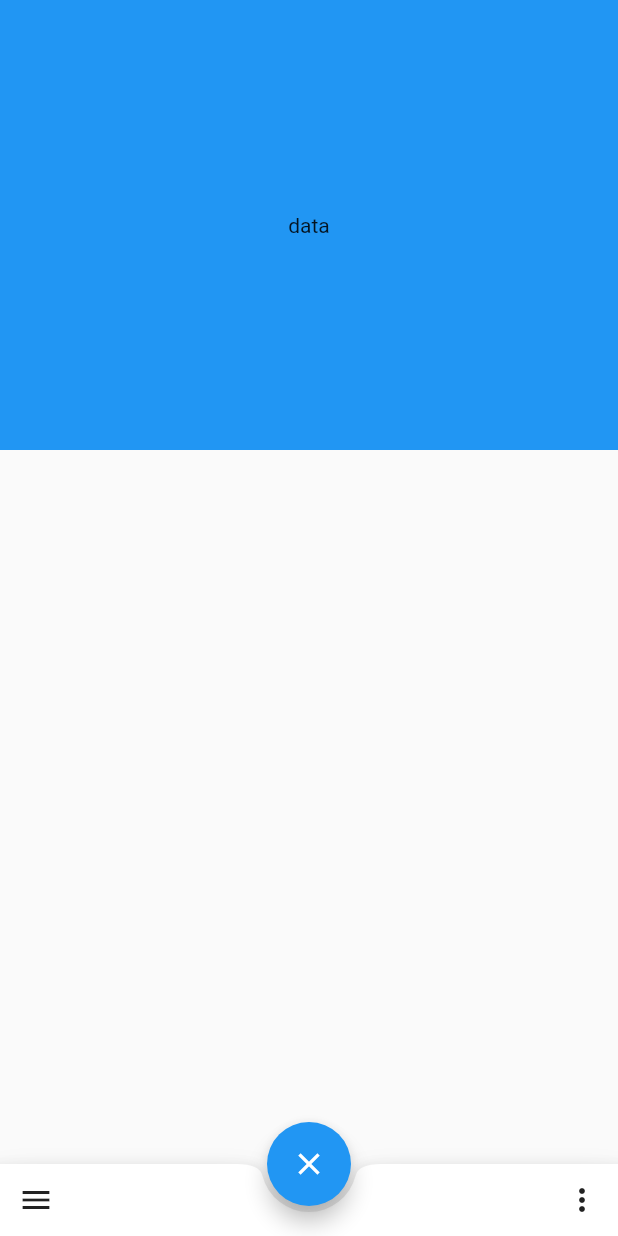
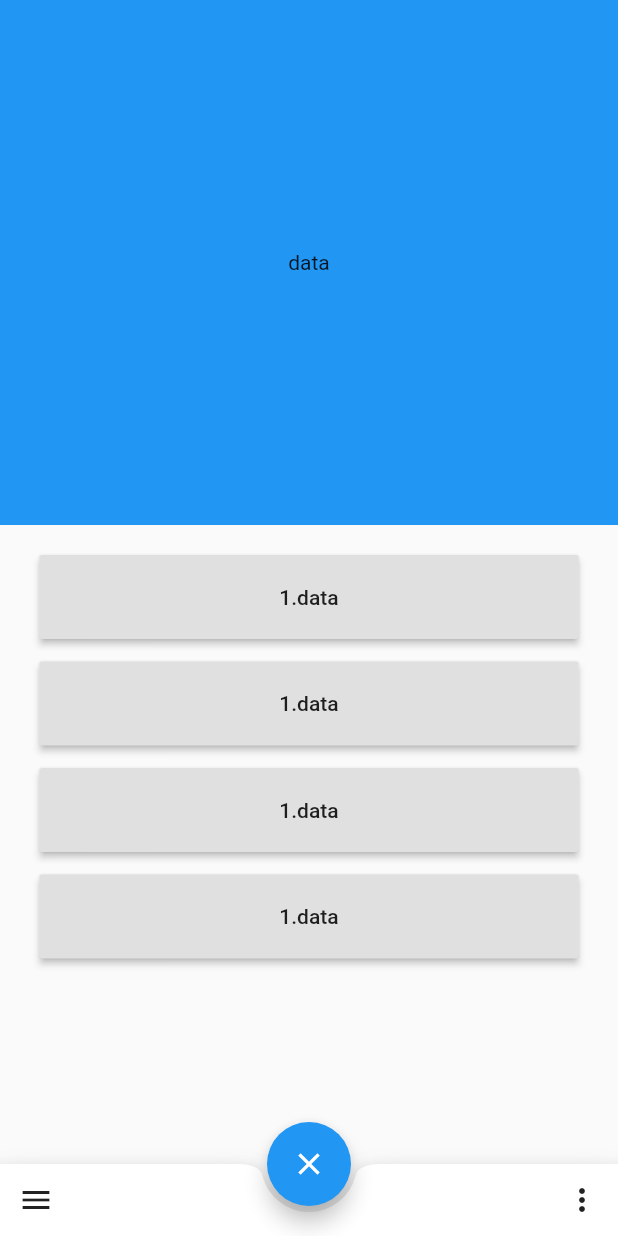
Before and after one commit to kubilaycakmak/soru_bank, a Flutter app: the screen it shows after launch, after a tap on an icon or button, on a phone screen of 412 x 824 dp. Run offline on Flutter 3.47's test engine with Material 2 defaults, Android fonts, the phone set to English and light mode, and no system bars.

Commit message:
4-5-6 inch dynamic complete

```diff
--- a/lib/main.dart
+++ b/lib/main.dart
@@ -1,6 +1,7 @@
 import 'package:flutter/material.dart';
 import 'package:soru_bank/CardItemModel.dart';
 import 'screens/QuestionScreen.dart';
+import 'package:flutter/services.dart';
 
 void main() => runApp(SoruBank());
 
@@ -55,7 +56,7 @@ class HomePageState extends State<HomePage> with TickerProviderStateMixin {
   @override
   Widget build(BuildContext context) {
     var media = MediaQuery.of(context).size;
-
+    SystemChrome.setEnabledSystemUIOverlays([]);
     return Scaffold(
       backgroundColor: currentColor,
       appBar: AppBar(
@@ -137,8 +138,19 @@ class HomePageState extends State<HomePage> with TickerProviderStateMixin {
                     style: TextStyle(color: Colors.white, fontSize: 17.0),
                   ),
                 ),
-                media.width < 350
-                    ? Container(
+                Container(child: _buildChild(context),)
+              ],
+            ),
+          ],
+        ),
+      ),
+      drawer: Drawer(),
+    );
+  }
+
+  Widget _buildChild(context) {
+    if (MediaQuery.of(context).size.width < 350) {
+      return Container(
         height: MediaQuery.of(context).size.height * 0.4,
         child: ListView.builder(
           physics: NeverScrollableScrollPhysics(),
@@ -152,18 +164,15 @@ class HomePageState extends State<HomePage> with TickerProviderStateMixin {
                 child: Card(
                   elevation: 2.0,
                   child: Container(
-                                    width: 280.0,
+                    width: 250.0,
                     child: Column(
-                                      crossAxisAlignment:
-                                          CrossAxisAlignment.center,
-                                      mainAxisAlignment:
-                                          MainAxisAlignment.spaceBetween,
+                      crossAxisAlignment: CrossAxisAlignment.center,
+                      mainAxisAlignment: MainAxisAlignment.spaceBetween,
                       children: <Widget>[
                         Padding(
                           padding: EdgeInsets.all(8.0),
                           child: Row(
-                                            mainAxisAlignment:
-                                                MainAxisAlignment.spaceBetween,
+                            mainAxisAlignment: MainAxisAlignment.spaceBetween,
                             children: <Widget>[
                               Icon(
                                 cardsList[position].icon,
@@ -179,24 +188,20 @@ class HomePageState extends State<HomePage> with TickerProviderStateMixin {
                         Padding(
                           padding: EdgeInsets.all(10.0),
                           child: Column(
-                                            crossAxisAlignment:
-                                                CrossAxisAlignment.start,
+                            crossAxisAlignment: CrossAxisAlignment.start,
                             children: <Widget>[
                               Padding(
                                 padding: EdgeInsets.symmetric(
-                                                    horizontal: 10.0,
-                                                    vertical: 4.0),
+                                    horizontal: 10.0, vertical: 4.0),
                                 child: Text(
                                   "${cardsList[position].tasksRemaining} Sorular",
-                                                  style: TextStyle(
-                                                      color: Colors.grey),
+                                  style: TextStyle(color: Colors.grey),
                                 ),
                               ),
                               Padding(
                                 padding: EdgeInsets.all(10.0),
                                 child: LinearProgressIndicator(
-                                                  value: cardsList[position]
-                                                      .taskCompletion,
+                                  value: cardsList[position].taskCompletion,
                                 ),
                               ),
                             ],
@@ -206,41 +211,34 @@ class HomePageState extends State<HomePage> with TickerProviderStateMixin {
                     ),
                   ),
                   shape: RoundedRectangleBorder(
-                                      borderRadius:
-                                          BorderRadius.circular(12.0)),
+                      borderRadius: BorderRadius.circular(12.0)),
                 ),
               ),
               onHorizontalDragEnd: (details) {
                 animationController = AnimationController(
-                                    vsync: this,
-                                    duration: Duration(milliseconds: 20));
+                    vsync: this, duration: Duration(milliseconds: 20));
                 curvedAnimation = CurvedAnimation(
-                                    parent: animationController,
-                                    curve: Curves.fastOutSlowIn);
+                    parent: animationController, curve: Curves.fastOutSlowIn);
                 animationController.addListener(() {
                   setState(() {
-                                    currentColor =
-                                        colorTween.evaluate(curvedAnimation);
+                    currentColor = colorTween.evaluate(curvedAnimation);
                   });
                 });
                 if (details.velocity.pixelsPerSecond.dx > 0) {
                   if (cardIndex > 0) {
                     cardIndex--;
                     colorTween = ColorTween(
-                                        begin: currentColor,
-                                        end: appColors[cardIndex]);
+                        begin: currentColor, end: appColors[cardIndex]);
                   }
                 } else {
                   if (cardIndex < 2) {
                     cardIndex++;
                     colorTween = ColorTween(
-                                        begin: currentColor,
-                                        end: appColors[cardIndex]);
+                        begin: currentColor, end: appColors[cardIndex]);
                   }
                 }
                 setState(() {
-                                  scrollController.animateTo(
-                                      (cardIndex) * 256.0,
+                  scrollController.animateTo((cardIndex) * 256.0,
                       duration: Duration(milliseconds: 500),
                       curve: Curves.fastOutSlowIn);
                 });
@@ -253,8 +251,10 @@ class HomePageState extends State<HomePage> with TickerProviderStateMixin {
             );
           },
         ),
-                      )
-                    : Container(
+      );
+    } else if (MediaQuery.of(context).size.width > 350 &&
+        MediaQuery.of(context).size.width < 400) {
+      return Container(
         height: MediaQuery.of(context).size.height * 0.55,
         child: ListView.builder(
           physics: NeverScrollableScrollPhysics(),
@@ -270,16 +270,13 @@ class HomePageState extends State<HomePage> with TickerProviderStateMixin {
                   child: Container(
                     width: 280.0,
                     child: Column(
-                                      crossAxisAlignment:
-                                          CrossAxisAlignment.start,
-                                      mainAxisAlignment:
-                                          MainAxisAlignment.spaceBetween,
+                      crossAxisAlignment: CrossAxisAlignment.start,
+                      mainAxisAlignment: MainAxisAlignment.spaceBetween,
                       children: <Widget>[
                         Padding(
                           padding: EdgeInsets.all(20.0),
                           child: Row(
-                                            mainAxisAlignment:
-                                                MainAxisAlignment.spaceBetween,
+                            mainAxisAlignment: MainAxisAlignment.spaceBetween,
                             children: <Widget>[
                               Icon(
                                 cardsList[position].icon,
@@ -295,24 +292,20 @@ class HomePageState extends State<HomePage> with TickerProviderStateMixin {
                         Padding(
                           padding: EdgeInsets.all(10.0),
                           child: Column(
-                                            crossAxisAlignment:
-                                                CrossAxisAlignment.start,
+                            crossAxisAlignment: CrossAxisAlignment.start,
                             children: <Widget>[
                               Padding(
                                 padding: EdgeInsets.symmetric(
-                                                    horizontal: 10.0,
-                                                    vertical: 4.0),
+                                    horizontal: 10.0, vertical: 4.0),
                                 child: Text(
                                   "${cardsList[position].tasksRemaining} Sorular",
-                                                  style: TextStyle(
-                                                      color: Colors.grey),
+                                  style: TextStyle(color: Colors.grey),
                                 ),
                               ),
                               Padding(
                                 padding: EdgeInsets.all(10.0),
                                 child: LinearProgressIndicator(
-                                                  value: cardsList[position]
-                                                      .taskCompletion,
+                                  value: cardsList[position].taskCompletion,
                                 ),
                               ),
                             ],
@@ -322,41 +315,34 @@ class HomePageState extends State<HomePage> with TickerProviderStateMixin {
                     ),
                   ),
                   shape: RoundedRectangleBorder(
-                                      borderRadius:
-                                          BorderRadius.circular(12.0)),
+                      borderRadius: BorderRadius.circular(12.0)),
                 ),
               ),
               onHorizontalDragEnd: (details) {
                 animationController = AnimationController(
-                                    vsync: this,
-                                    duration: Duration(milliseconds: 20));
+                    vsync: this, duration: Duration(milliseconds: 20));
                 curvedAnimation = CurvedAnimation(
-                                    parent: animationController,
-                                    curve: Curves.fastOutSlowIn);
+                    parent: animationController, curve: Curves.fastOutSlowIn);
                 animationController.addListener(() {
                   setState(() {
-                                    currentColor =
-                                        colorTween.evaluate(curvedAnimation);
+                    currentColor = colorTween.evaluate(curvedAnimation);
                   });
                 });
                 if (details.velocity.pixelsPerSecond.dx > 0) {
                   if (cardIndex > 0) {
                     cardIndex--;
                     colorTween = ColorTween(
-                                        begin: currentColor,
-                                        end: appColors[cardIndex]);
+                        begin: currentColor, end: appColors[cardIndex]);
                   }
                 } else {
                   if (cardIndex < 2) {
                     cardIndex++;
                     colorTween = ColorTween(
-                                        begin: currentColor,
-                                        end: appColors[cardIndex]);
+                        begin: currentColor, end: appColors[cardIndex]);
                   }
                 }
                 setState(() {
-                                  scrollController.animateTo(
-                                      (cardIndex) * 256.0,
+                  scrollController.animateTo((cardIndex) * 256.0,
                       duration: Duration(milliseconds: 500),
                       curve: Curves.fastOutSlowIn);
                 });
@@ -369,13 +355,110 @@ class HomePageState extends State<HomePage> with TickerProviderStateMixin {
             );
           },
         ),
+      );
+    } else if (MediaQuery.of(context).size.width > 400) {
+      return Container(
+        height: MediaQuery.of(context).size.height * 0.6,
+        child: ListView.builder(
+          physics: NeverScrollableScrollPhysics(),
+          itemCount: 3,
+          controller: scrollController,
+          scrollDirection: Axis.horizontal,
+          itemBuilder: (context, position) {
+            return GestureDetector(
+              child: Padding(
+                padding: EdgeInsets.all(5.0),
+                child: Card(
+                  elevation: 2.0,
+                  child: Container(
+                    width: 280.0,
+                    child: Column(
+                      crossAxisAlignment: CrossAxisAlignment.start,
+                      mainAxisAlignment: MainAxisAlignment.spaceBetween,
+                      children: <Widget>[
+                        Padding(
+                          padding: EdgeInsets.all(20.0),
+                          child: Row(
+                            mainAxisAlignment: MainAxisAlignment.spaceBetween,
+                            children: <Widget>[
+                              Icon(
+                                cardsList[position].icon,
+                                color: appColors[position],
                               ),
-              ],
+                              Icon(
+                                Icons.more_vert,
+                                color: Colors.grey,
                               ),
                             ],
                           ),
                         ),
-      drawer: Drawer(),
+                        Padding(
+                          padding: EdgeInsets.all(10.0),
+                          child: Column(
+                            crossAxisAlignment: CrossAxisAlignment.start,
+                            children: <Widget>[
+                              Padding(
+                                padding: EdgeInsets.symmetric(
+                                    horizontal: 10.0, vertical: 4.0),
+                                child: Text(
+                                  "${cardsList[position].tasksRemaining} Sorular",
+                                  style: TextStyle(color: Colors.grey),
+                                ),
+                              ),
+                              Padding(
+                                padding: EdgeInsets.all(10.0),
+                                child: LinearProgressIndicator(
+                                  value: cardsList[position].taskCompletion,
+                                ),
+                              ),
+                            ],
+                          ),
+                        ),
+                      ],
+                    ),
+                  ),
+                  shape: RoundedRectangleBorder(
+                      borderRadius: BorderRadius.circular(12.0)),
+                ),
+              ),
+              onHorizontalDragEnd: (details) {
+                animationController = AnimationController(
+                    vsync: this, duration: Duration(milliseconds: 20));
+                curvedAnimation = CurvedAnimation(
+                    parent: animationController, curve: Curves.fastOutSlowIn);
+                animationController.addListener(() {
+                  setState(() {
+                    currentColor = colorTween.evaluate(curvedAnimation);
+                  });
+                });
+                if (details.velocity.pixelsPerSecond.dx > 0) {
+                  if (cardIndex > 0) {
+                    cardIndex--;
+                    colorTween = ColorTween(
+                        begin: currentColor, end: appColors[cardIndex]);
+                  }
+                } else {
+                  if (cardIndex < 2) {
+                    cardIndex++;
+                    colorTween = ColorTween(
+                        begin: currentColor, end: appColors[cardIndex]);
+                  }
+                }
+                setState(() {
+                  scrollController.animateTo((cardIndex) * 256.0,
+                      duration: Duration(milliseconds: 500),
+                      curve: Curves.fastOutSlowIn);
+                });
+                colorTween.animate(curvedAnimation);
+                animationController.forward();
+              },
+              onTap: () {
+                Navigator.of(context).pushNamed("/question");
+              },
+            );
+          },
+        ),
       );
     }
   }
+}
--- a/lib/screens/QuestionScreen.dart
+++ b/lib/screens/QuestionScreen.dart
@@ -15,17 +15,6 @@ class QuestionScreenState extends State<QuestionScreen> {
     var media = MediaQuery.of(context).size;
     SystemChrome.setEnabledSystemUIOverlays([]);
     return Scaffold(
-
-        // floatingActionButton: FloatingActionButton.extended(
-        //   icon: Icon(Icons.close),
-        //   label: Text("Kapat"),
-        //   onPressed: (){
-
-        //   },
-        //   shape: BeveledRectangleBorder(
-        //     borderRadius: BorderRadius.circular(8.0)
-        //   ),
-        // ),
       bottomNavigationBar: BottomAppBar(
         shape: CircularNotchedRectangle(),
         child: Row(
@@ -51,21 +40,184 @@ class QuestionScreenState extends State<QuestionScreen> {
       floatingActionButtonLocation: FloatingActionButtonLocation.centerDocked,
       body: Column(
         children: <Widget>[
-            media.width > 350 ? ContainerMore350 : ContainerLess350
+          Container(child: _buildChild(context),)
         ],
-        ));
+      ),
+    );
   }
 }
 
-final ContainerLess350 = new Container(
-  height: 200.0,
+Widget _buildChild(context) {
+  if (MediaQuery.of(context).size.width < 350) {
+    return Padding(
+      padding: EdgeInsets.all(0),
+      child: Column(
+        children: <Widget>[
+          Container(
+            height: 240.0,
             alignment: Alignment.center,
             child: Text("data"),
             color: Colors.black,
+          ),
+          Column(
+            children: <Widget>[
+              Padding(
+                padding: EdgeInsets.all(10.0),
+                child: Column(
+                  children: <Widget>[
+                    RaisedButton(
+                      padding:
+                          EdgeInsets.symmetric(vertical: 10, horizontal: 120),
+                      child: Text("1.data"),
+                      onPressed: () {},
+                    ),
+                    RaisedButton(
+                      padding:
+                          EdgeInsets.symmetric(vertical: 10, horizontal: 120),
+                      child: Text("2.data"),
+                      onPressed: () {},
+                    ),
+                    RaisedButton(
+                      padding:
+                          EdgeInsets.symmetric(vertical: 10, horizontal: 120),
+                      child: Text("3.data"),
+                      onPressed: () {},
+                    ),
+                    RaisedButton(
+                      padding:
+                          EdgeInsets.symmetric(vertical: 10, horizontal: 120),
+                      child: Text("4.data"),
+                      onPressed: () {},
+                    ),
+                  ],
+                ),
+              ),
+            ],
+          ),
+        ],
+      ),
     );
-final ContainerMore350 = new Container(
+  } else if (MediaQuery.of(context).size.width > 350 && MediaQuery.of(context).size.width < 400) {
+    return Padding(
+      padding: EdgeInsets.all(0),
+      child: Column(
+        children: <Widget>[
+          Container(
             height: 300.0,
             alignment: Alignment.center,
             child: Text("data"),
             color: Colors.blue,
+          ),
+          Column(
+            children: <Widget>[
+              Padding(
+                padding: EdgeInsets.all(20.0),
+                child: Column(
+                  children: <Widget>[
+                    Padding(
+                      padding: EdgeInsets.only(top: 0),
+                      child: RaisedButton(
+                        padding:
+                            EdgeInsets.symmetric(vertical: 15, horizontal: 150),
+                        child: Text("1.data"),
+                        onPressed: () {},
+                      ),
+                    ),
+                    Padding(
+                      padding: EdgeInsets.only(top: 15),
+                      child: RaisedButton(
+                        padding:
+                            EdgeInsets.symmetric(vertical: 15, horizontal: 150),
+                        child: Text("1.data"),
+                        onPressed: () {},
+                      ),
+                    ),
+                    Padding(
+                      padding: EdgeInsets.only(top: 15),
+                      child: RaisedButton(
+                        padding:
+                            EdgeInsets.symmetric(vertical: 15, horizontal: 150),
+                        child: Text("1.data"),
+                        onPressed: () {},
+                      ),
+                    ),
+                    Padding(
+                      padding: EdgeInsets.only(top: 15),
+                      child: RaisedButton(
+                        padding:
+                            EdgeInsets.symmetric(vertical: 15, horizontal: 150),
+                        child: Text("1.data"),
+                        onPressed: () {},
+                      ),
+                    ),
+                  ],
+                ),
+              ),
+            ],
+          ),
+        ],
+      ),
     );
+  }else if (MediaQuery.of(context).size.width > 400) {
+    return Padding(
+      padding: EdgeInsets.all(0),
+      child: Column(
+        children: <Widget>[
+          Container(
+            height: 350.0,
+            alignment: Alignment.center,
+            child: Text("data"),
+            color: Colors.blue,
+          ),
+          Column(
+            children: <Widget>[
+              Padding(
+                padding: EdgeInsets.all(20.0),
+                child: Column(
+                  children: <Widget>[
+                    Padding(
+                      padding: EdgeInsets.only(top: 0),
+                      child: RaisedButton(
+                        padding:
+                            EdgeInsets.symmetric(vertical: 20, horizontal: 160),
+                        child: Text("1.data"),
+                        onPressed: () {},
+                      ),
+                    ),
+                    Padding(
+                      padding: EdgeInsets.only(top: 15),
+                      child: RaisedButton(
+                        padding:
+                            EdgeInsets.symmetric(vertical: 20, horizontal: 160),
+                        child: Text("1.data"),
+                        onPressed: () {},
+                      ),
+                    ),
+                    Padding(
+                      padding: EdgeInsets.only(top: 15),
+                      child: RaisedButton(
+                        padding:
+                            EdgeInsets.symmetric(vertical: 20, horizontal: 160),
+                        child: Text("1.data"),
+                        onPressed: () {},
+                      ),
+                    ),
+                    Padding(
+                      padding: EdgeInsets.only(top: 15),
+                      child: RaisedButton(
+                        padding:
+                            EdgeInsets.symmetric(vertical: 20, horizontal: 160),
+                        child: Text("1.data"),
+                        onPressed: () {},
+                      ),
+                    ),
+                  ],
+                ),
+              ),
+            ],
+          ),
+        ],
+      ),
+    );
+  }
+}
```
Also changed, not shown: 1 other file. Lines whose indentation alone changed are shown as unchanged.
